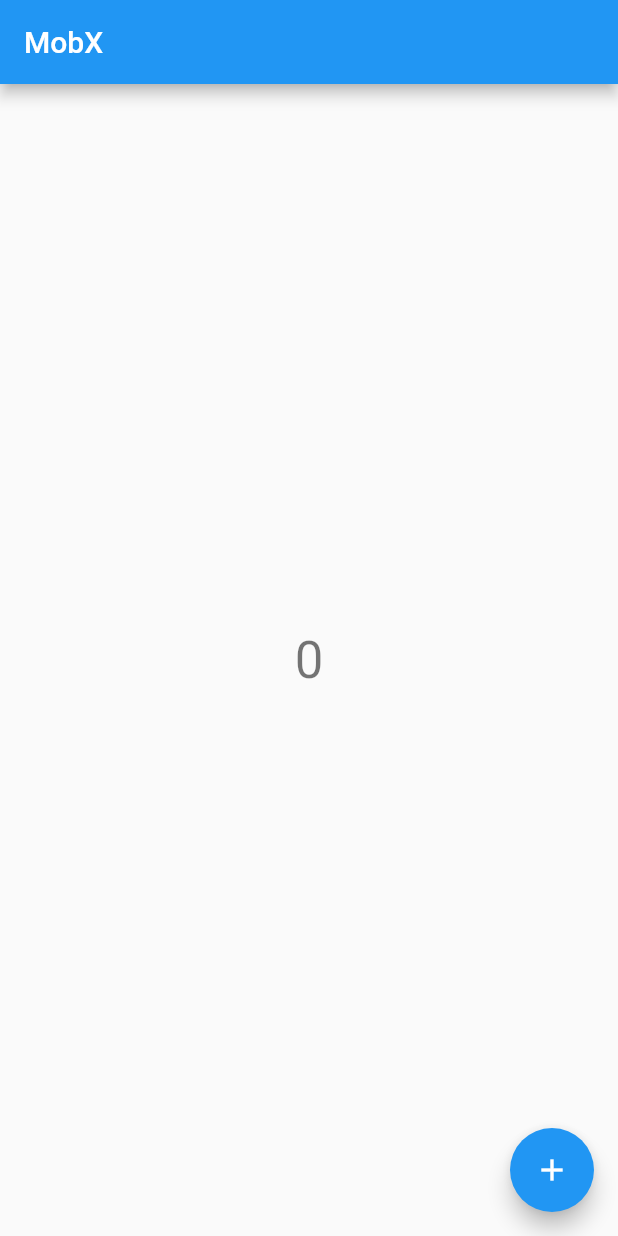
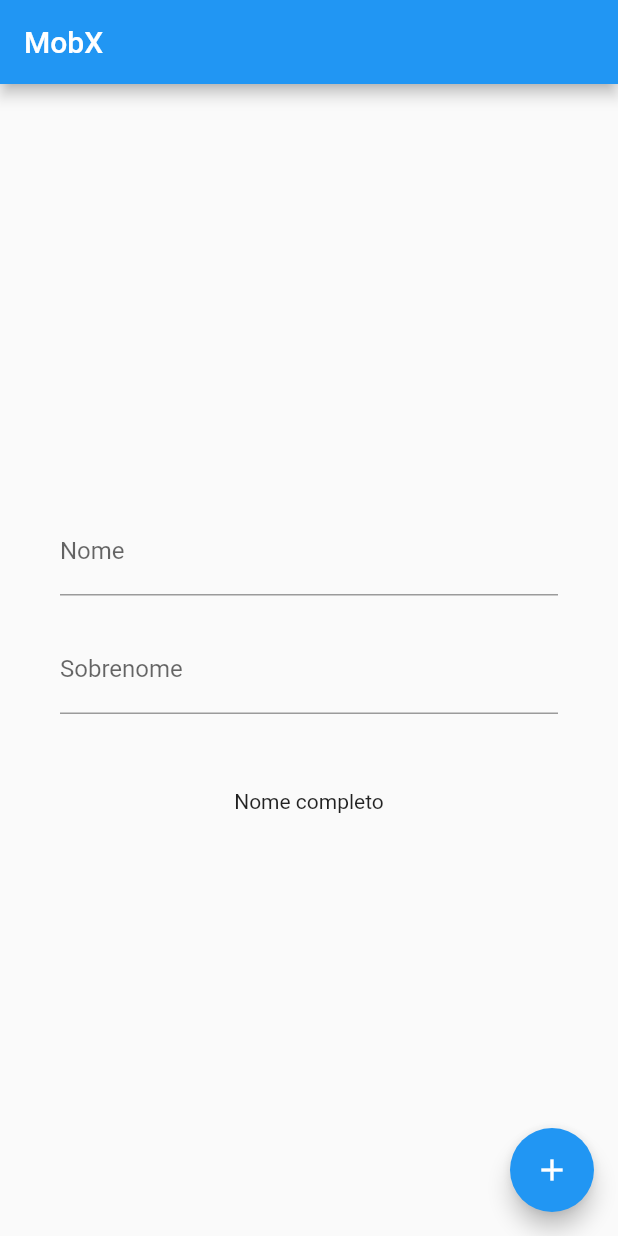
Before and after one commit to vitorhermeto2001/flutterMobX, a Flutter app: the screen it shows after launch, on a phone screen of 412 x 824 dp. Run offline on Flutter 3.47's test engine with Material 2 defaults, Android fonts, the phone set to English and light mode, and no system bars; our stand-ins replace flutter_mobx, mobx; generated files the repository leaves out were written again.

Commit message:
criando nova interface

```diff
--- a/lib/home.dart
+++ b/lib/home.dart
@@ -13,17 +13,21 @@ class MyHomePage extends StatelessWidget {
         title: Text("MobX"),
       ),
       body: Center(
-        child: Column(
-          mainAxisAlignment: MainAxisAlignment.center,
-          children: <Widget>[
-            Observer(builder: (_) {
-              return Text(
-                '${controller.counter}',
-                style: Theme.of(context).textTheme.headline4,
-              );
-            })
-          ],
-        ),
+        child: Column(mainAxisAlignment: MainAxisAlignment.center, children: [
+          Container(
+              margin: EdgeInsetsDirectional.only(start: 40, end: 40),
+              child: Column(children: [
+                TextField(
+                  decoration: InputDecoration(labelText: 'Nome'),
+                ),
+                SizedBox(height: 20),
+                TextField(
+                  decoration: InputDecoration(labelText: 'Sobrenome'),
+                ),
+                SizedBox(height: 50),
+                Text('Nome completo')
+              ]))
+        ]),
       ),
       floatingActionButton: FloatingActionButton(
         onPressed: () {
```
